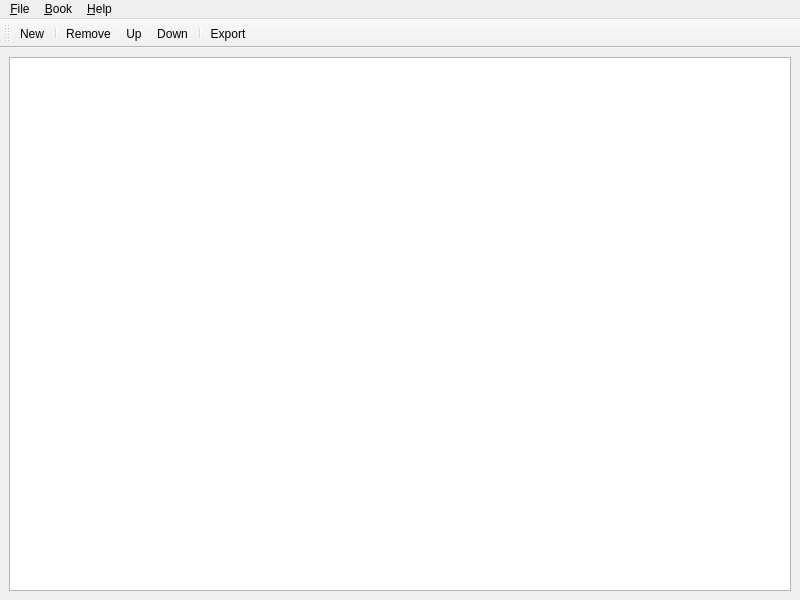
Old version of the form mangle/ui/book.ui in the repository naparuba/henskan.
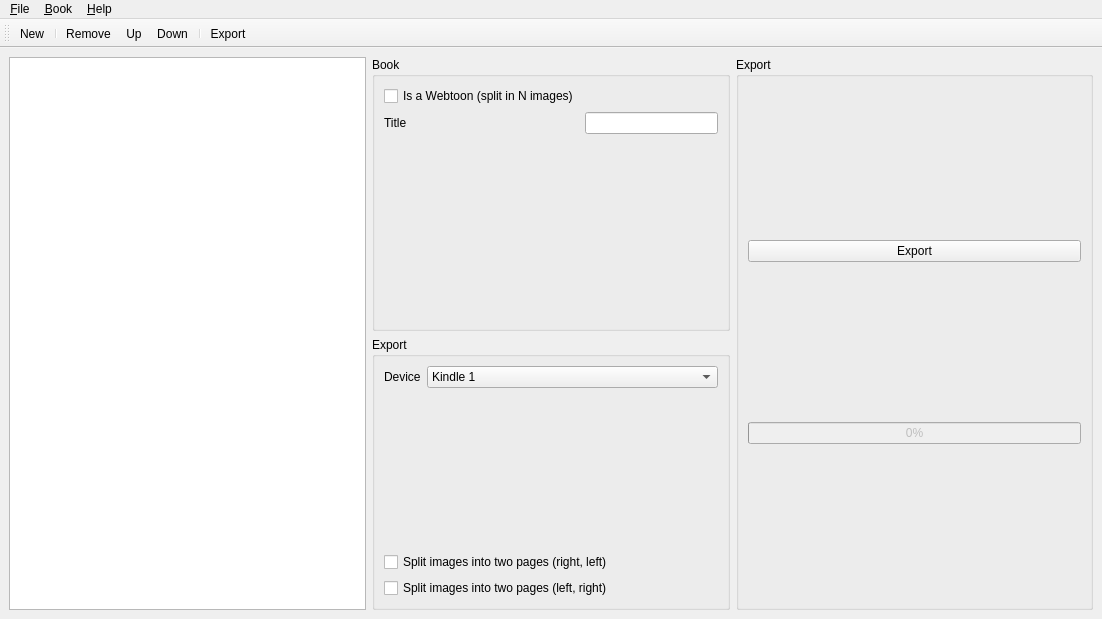
New version of the form. Icons and pictures are not drawn.

Commit message: In progress: redo the UI in qml

The edit to the form file:
```diff
--- a/mangle/ui/book.ui
+++ b/mangle/ui/book.ui
@@ -6,8 +6,8 @@
    <rect>
     <x>0</x>
     <y>0</y>
-    <width>800</width>
-    <height>600</height>
+    <width>1102</width>
+    <height>619</height>
    </rect>
   </property>
   <property name="acceptDrops">
@@ -19,12 +19,211 @@
   <widget class="QWidget" name="centralwidget">
    <layout class="QHBoxLayout" name="horizontalLayout">
     <item>
-     <widget class="QListWidget" name="listWidgetFiles">
+     <widget class="QListWidget" name="widget_list_files">
+      <property name="maximumSize">
+       <size>
+        <width>500</width>
+        <height>16777215</height>
+       </size>
+      </property>
+      <property name="font">
+       <font>
+        <family>Calibri</family>
+        <pointsize>11</pointsize>
+       </font>
+      </property>
       <property name="selectionMode">
        <enum>QAbstractItemView::ExtendedSelection</enum>
       </property>
      </widget>
     </item>
+    <item>
+     <layout class="QVBoxLayout" name="col2">
+      <item>
+       <widget class="QGroupBox" name="title_block">
+        <property name="title">
+         <string>Book</string>
+        </property>
+        <property name="flat">
+         <bool>false</bool>
+        </property>
+        <layout class="QFormLayout" name="formLayout">
+         <item row="1" column="0">
+          <widget class="QLabel" name="label">
+           <property name="text">
+            <string>Title</string>
+           </property>
+          </widget>
+         </item>
+         <item row="1" column="1">
+          <widget class="QLineEdit" name="edit_line">
+           <property name="autoFillBackground">
+            <bool>false</bool>
+           </property>
+          </widget>
+         </item>
+         <item row="0" column="0">
+          <widget class="QCheckBox" name="checkbox_webtoon">
+           <property name="text">
+            <string>Is a Webtoon (split in N images)</string>
+           </property>
+          </widget>
+         </item>
+        </layout>
+       </widget>
+      </item>
+      <item>
+       <widget class="QGroupBox" name="export_block">
+        <property name="title">
+         <string>Export</string>
+        </property>
+        <layout class="QVBoxLayout" name="verticalLayout_2">
+         <item>
+          <layout class="QFormLayout" name="device_block">
+           <property name="fieldGrowthPolicy">
+            <enum>QFormLayout::AllNonFixedFieldsGrow</enum>
+           </property>
+           <item row="0" column="0">
+            <widget class="QLabel" name="device_label">
+             <property name="text">
+              <string>Device</string>
+             </property>
+            </widget>
+           </item>
+           <item row="0" column="1">
+            <widget class="QComboBox" name="device_select">
+             <item>
+              <property name="text">
+               <string>Kindle 1</string>
+              </property>
+             </item>
+             <item>
+              <property name="text">
+               <string>Kindle 2/3/Touch</string>
+              </property>
+             </item>
+             <item>
+              <property name="text">
+               <string>Kindle 4 &amp; 5</string>
+              </property>
+             </item>
+             <item>
+              <property name="text">
+               <string>Kindle DX/DXG</string>
+              </property>
+             </item>
+             <item>
+              <property name="text">
+               <string>Kindle Paperwhite 1 &amp; 2</string>
+              </property>
+             </item>
+             <item>
+              <property name="text">
+               <string>Kindle Paperwhite 3/Voyage/Oasis</string>
+              </property>
+             </item>
+             <item>
+              <property name="text">
+               <string>Kobo Mini/Touch</string>
+              </property>
+             </item>
+             <item>
+              <property name="text">
+               <string>Kobo Glo</string>
+              </property>
+             </item>
+             <item>
+              <property name="text">
+               <string>Kobo Glo HD</string>
+              </property>
+             </item>
+             <item>
+              <property name="text">
+               <string>Kobo Aura</string>
+              </property>
+             </item>
+             <item>
+              <property name="text">
+               <string>Kobo Aura HD</string>
+              </property>
+             </item>
+             <item>
+              <property name="text">
+               <string>Kobo Aura H2O</string>
+              </property>
+             </item>
+             <item>
+              <property name="text">
+               <string>Kobo Libra H2O</string>
+              </property>
+             </item>
+             <item>
+              <property name="text">
+               <string>Kobo Elipsa 2E</string>
+              </property>
+             </item>
+            </widget>
+           </item>
+          </layout>
+         </item>
+         <item>
+          <widget class="QCheckBox" name="checkbox_split_right_left">
+           <property name="text">
+            <string>Split images into two pages (right, left)</string>
+           </property>
+          </widget>
+         </item>
+         <item>
+          <widget class="QCheckBox" name="checkbox_split_left_right">
+           <property name="text">
+            <string>Split images into two pages (left, right)</string>
+           </property>
+          </widget>
+         </item>
+        </layout>
+       </widget>
+      </item>
+     </layout>
+    </item>
+    <item>
+     <layout class="QVBoxLayout" name="col3">
+      <property name="spacing">
+       <number>2</number>
+      </property>
+      <item>
+       <widget class="QGroupBox" name="export_block2">
+        <property name="maximumSize">
+         <size>
+          <width>2000</width>
+          <height>16777215</height>
+         </size>
+        </property>
+        <property name="title">
+         <string>Export</string>
+        </property>
+        <layout class="QVBoxLayout" name="verticalLayout_23">
+         <item>
+          <widget class="QPushButton" name="export_button">
+           <property name="text">
+            <string>Export</string>
+           </property>
+          </widget>
+         </item>
+         <item>
+          <widget class="QProgressBar" name="export_progress_bar">
+           <property name="enabled">
+            <bool>false</bool>
+           </property>
+           <property name="value">
+            <number>0</number>
+           </property>
+          </widget>
+         </item>
+        </layout>
+       </widget>
+      </item>
+     </layout>
+    </item>
    </layout>
   </widget>
   <widget class="QMenuBar" name="menubar">
@@ -32,7 +231,7 @@
     <rect>
      <x>0</x>
      <y>0</y>
-     <width>800</width>
+     <width>1102</width>
      <height>26</height>
     </rect>
    </property>
```
The commit also changes 13 other files.
